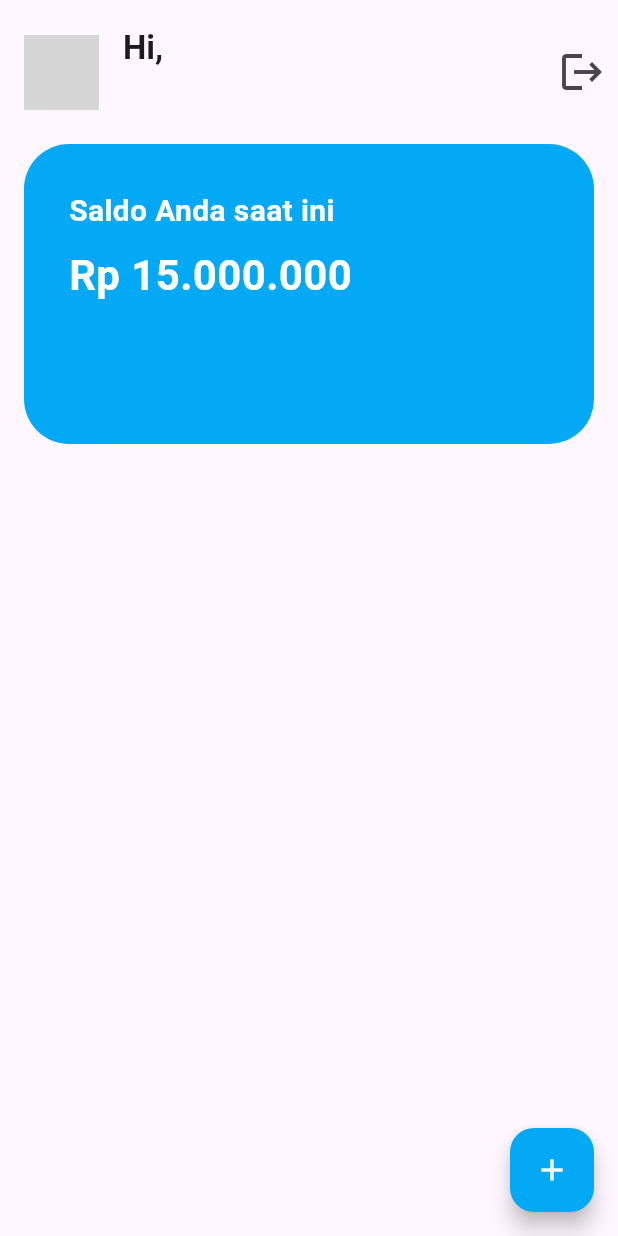
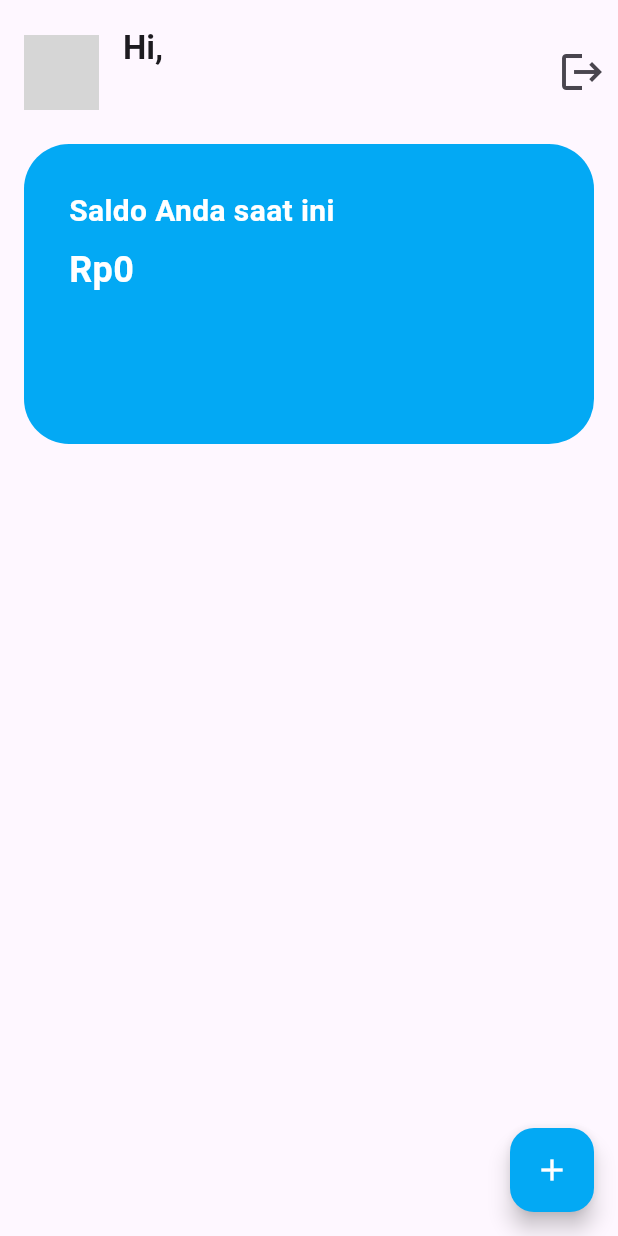
Before and after one commit to izzalDev/finance-management, a Flutter app: the screen it shows once a user with an empty profile is signed in, on a phone screen of 412 x 824 dp. Run offline on Flutter 3.47's test engine with Material 3 defaults, Android fonts, the phone set to English and light mode, and no system bars; our stand-ins replace cloud_firestore, firebase_auth, firebase_core; accounts and stored records are empty; network calls fail; grey boxes are pictures that could not be loaded.

```diff
--- a/lib/view/home_view.dart
+++ b/lib/view/home_view.dart
@@ -3,6 +3,7 @@ import 'package:finance_management/repository/transaction_repository.dart';
 import 'package:firebase_auth/firebase_auth.dart';
 import 'package:flutter/material.dart';
 import 'package:finance_management/widget/transaction_item.dart';
+import 'package:flutter/widgets.dart';
 import 'package:intl/intl.dart';
 
 class HomeView extends StatefulWidget {
@@ -92,10 +93,10 @@ class HomeViewState extends State<HomeView> {
               color: Colors.lightBlue,
               borderRadius: BorderRadius.circular(30),
             ),
-            child: const Column(
+            child: Column(
               crossAxisAlignment: CrossAxisAlignment.start,
               children: [
-                Text(
+                const Text(
                   'Saldo Anda saat ini',
                   style: TextStyle(
                     color: Colors.white,
@@ -103,15 +104,29 @@ class HomeViewState extends State<HomeView> {
                     fontSize: 20,
                   ),
                 ),
-                SizedBox(height: 8),
-                Text(
-                  'Rp 15.000.000',
-                  style: TextStyle(
+                const SizedBox(height: 8),
+                StreamBuilder<List<Transaction>>(
+                  stream: TransactionRepository().getAllTransactions(),
+                  builder: (context, snapshot){
+                    if(snapshot.connectionState == ConnectionState.waiting){
+                      return const CircularProgressIndicator();
+                    } else {
+                      List<Transaction> transactions = snapshot.data!;
+                      int balance = 0;
+                      for(Transaction transaction in transactions){
+                        balance += transaction.amount;
+                      }
+                      return Text(
+                        formatCurrency(balance),
+                        style: const TextStyle(
                           color: Colors.white,
-                    fontSize: 28,
+                          fontSize: 24,
                           fontWeight: FontWeight.bold,
                         ),
-                ),
+                      );
+                    }
+                  }
+                )
               ],
             ),
           ),
@@ -151,7 +166,6 @@ class HomeViewState extends State<HomeView> {
       symbol: 'Rp',
       decimalDigits: 0,
     );
-
     return currencyFormatter.format(amount);
   }
 
```
Also changed, not shown: 1 other file. Lines whose indentation alone changed are shown as unchanged.
